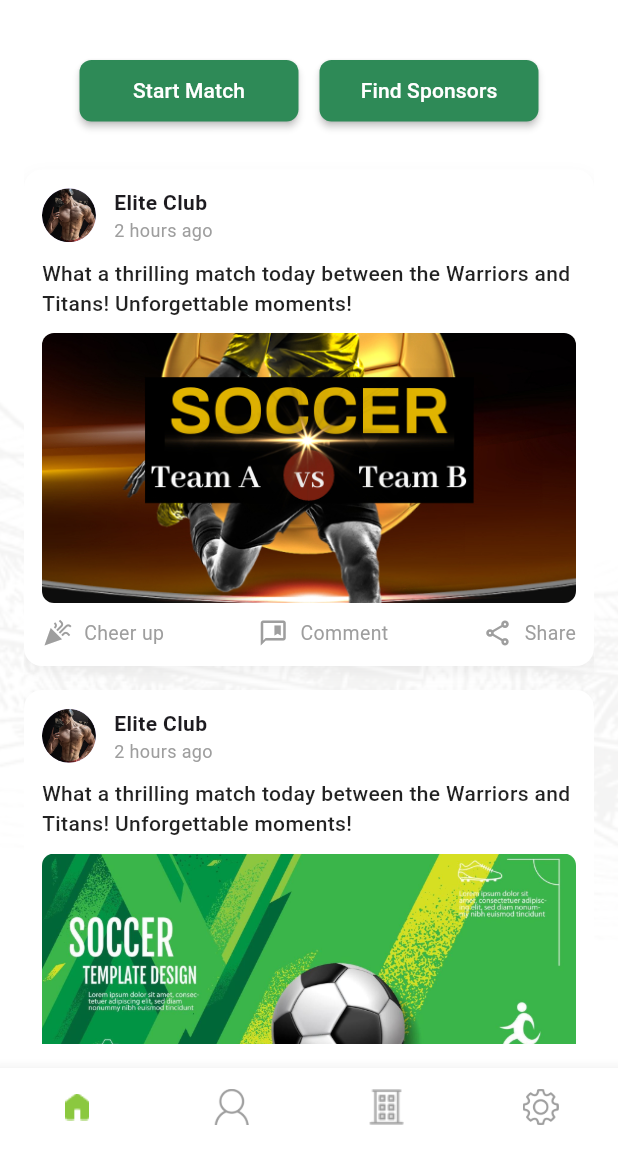
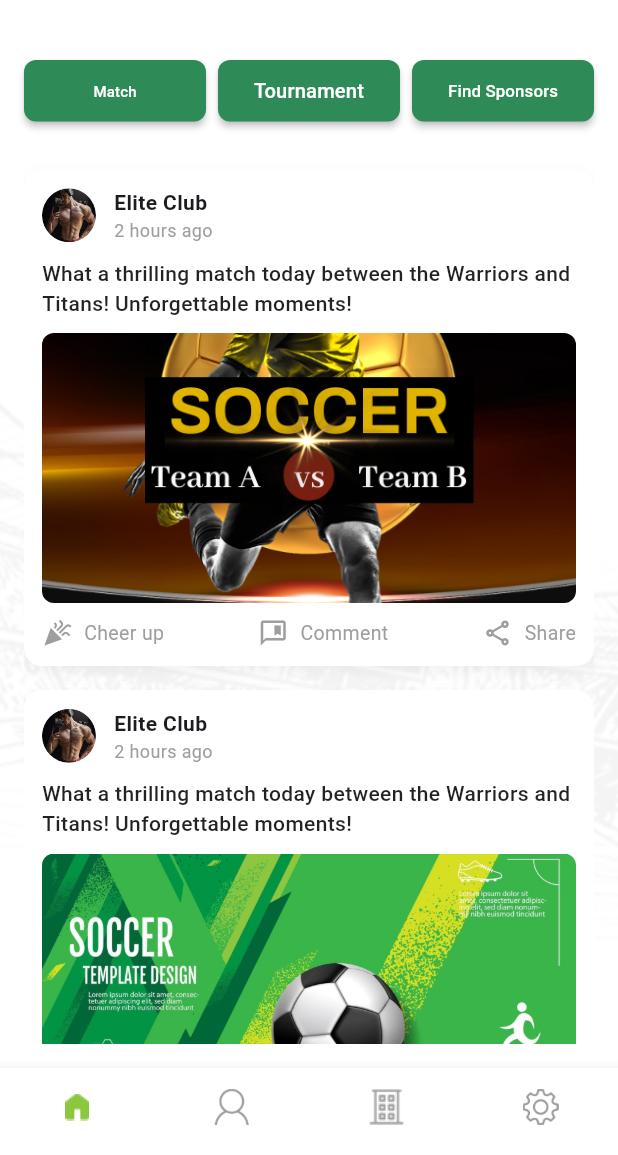
Before and after one commit to hirarajpoot/sports, a Flutter app: the HomeScreen screen opened by its route, on a phone screen of 412 x 824 dp, the part 81-1236 px from its top. Run offline on Flutter 3.47's test engine with Material 3 defaults, Android fonts, the phone set to English and light mode, and no system bars; our stand-ins replace get, image_picker, share_plus; Roboto replaces fonts that are missing (Inter).

Commit message:
sports app

```diff
--- a/lib/AppUi/AppScreens/HomeScreen-Widgets/Widgets/action_buttons.dart
+++ b/lib/AppUi/AppScreens/HomeScreen-Widgets/Widgets/action_buttons.dart
@@ -1,39 +1,45 @@
 import 'package:flutter/material.dart';
+import 'package:get/get.dart';
 
 class ActionButtons extends StatelessWidget {
   const ActionButtons({super.key});
 
   @override
   Widget build(BuildContext context) {
-    return Center(
-      child: Row(
-        mainAxisAlignment: MainAxisAlignment.center,
+    return Row(
       children: [
-          _homeButton('Start Match'),
-          const SizedBox(width: 14),
-          _homeButton('Find Sponsors'),
+        _homeButton('Match', () {}, isMatch: true),
+        const SizedBox(width: 8),
+        _homeButton('Tournament', () => Get.toNamed('/tournament-screen')),
+        const SizedBox(width: 8),
+        _homeButton('Find Sponsors', () {}),
       ],
-      ),
     );
   }
 
-  Widget _homeButton(String title) {
-    return SizedBox(
-      width: 146,
+  Widget _homeButton(String title, VoidCallback onTap, {bool isMatch = false}) {
+    return Expanded(
+      child: SizedBox(
         height: 41,
         child: ElevatedButton(
-        onPressed: () {},
+          onPressed: onTap,
           style: ElevatedButton.styleFrom(
             backgroundColor: const Color(0xFF2E8A57),
-          shape: RoundedRectangleBorder(borderRadius: BorderRadius.circular(8)),
+            shape: RoundedRectangleBorder(
+              borderRadius: BorderRadius.circular(8),
+            ),
             elevation: 2,
           ),
+          child: FittedBox(
+            fit: BoxFit.scaleDown,
             child: Text(
               title,
-          style: const TextStyle(
+              style: TextStyle(
+                fontSize: isMatch ? 10 : 14,
+                fontWeight: FontWeight.w500,
                 color: Colors.white,
-            fontWeight: FontWeight.w500,
-            fontSize: 14,
+              ),
+            ),
           ),
         ),
       ),
--- a/lib/AppUi/AppScreens/HomeScreen-Widgets/Widgets/bottom_nav_bar.dart
+++ b/lib/AppUi/AppScreens/HomeScreen-Widgets/Widgets/bottom_nav_bar.dart
@@ -13,7 +13,22 @@ class BottomNavBar extends StatelessWidget {
       () => BottomNavigationBar(
         backgroundColor: Colors.white,
         currentIndex: controller.currentIndex.value,
-        onTap: controller.changeTab,
+        onTap: (index) {
+          controller.currentIndex.value = index;
+
+          switch (index) {
+            case 1:
+              Get.toNamed('/stats');
+              break;
+            case 2:
+              Get.toNamed('/clubs-screen');
+              break;
+            case 3:
+              Get.toNamed('/challenge-screen');
+              break;
+            // No navigation on index 0 (Home)
+          }
+        },
         type: BottomNavigationBarType.fixed,
         selectedItemColor: const Color(0xFF8BC83F),
         unselectedItemColor: Colors.grey,
@@ -26,15 +41,15 @@ class BottomNavBar extends StatelessWidget {
           ),
           BottomNavigationBarItem(
             icon: _buildIcon('assets/icons/per.png', 1, controller),
-            label: 'Tab2',
+            label: 'Stats',
           ),
           BottomNavigationBarItem(
             icon: _buildIcon('assets/icons/dor.png', 2, controller),
-            label: 'Tab3',
+            label: 'Clubs',
           ),
           BottomNavigationBarItem(
             icon: _buildIcon('assets/icons/se.png', 3, controller),
-            label: 'Tab4',
+            label: 'Challenge',
           ),
         ],
       ),
--- a/lib/AppUi/AppScreens/TournamentsScreen/widgets/match_card.dart
+++ b/lib/AppUi/AppScreens/TournamentsScreen/widgets/match_card.dart
@@ -17,9 +17,9 @@ class MatchCard extends StatelessWidget {
     final isUpcoming = match.label == 'UPCOMING';
 
     return GestureDetector(
-      onTap: isUpcoming
-          ? () => controller.navigateToChallengeScreen(match)
-          : null,
+      // onTap: isUpcoming
+          // ? () => controller.navigateToChallengeScreen(match)
+          // : null,
       child: Container(
         width: double.infinity,
         margin: EdgeInsets.only(bottom: scale(16)),
--- a/lib/AppUi/AppScreens/authScreens/CompleteProfileScreen-Widgets/Widgets/profile_header.dart
+++ b/lib/AppUi/AppScreens/authScreens/CompleteProfileScreen-Widgets/Widgets/profile_header.dart
@@ -59,7 +59,6 @@ class ProfileHeader extends StatelessWidget {
           const SizedBox(height: 10),
           TextButton(
             onPressed: () {
-              // TODO: Add edit image functionality
             },
             child: const Text(
               "Edit",
--- a/lib/AppUi/Controllers/auth-controllers/add_players_controller.dart
+++ b/lib/AppUi/Controllers/auth-controllers/add_players_controller.dart
@@ -4,7 +4,7 @@ class AddPlayersController extends GetxController {
   void goBack() => Get.back();
 
   void navigateToPhoneInput() {
-    Get.toNamed('/match-start');
+    Get.toNamed('/tournament-preview');
   }
 
   void navigateToContacts() {
--- a/lib/AppUi/Controllers/auth-controllers/club_creation_controller.dart
+++ b/lib/AppUi/Controllers/auth-controllers/club_creation_controller.dart
@@ -1,4 +1,3 @@
-import 'dart:io';
 import 'package:get/get.dart';
 import 'package:image_picker/image_picker.dart';
 import '../../Models/club_model.dart';
@@ -19,7 +18,6 @@ class ClubCreationController extends GetxController {
     imagePath.value = '';
   }
 
-  /// Picks image from gallery
   Future<void> pickImage() async {
     final ImagePicker picker = ImagePicker();
     final XFile? image = await picker.pickImage(source: ImageSource.gallery);
@@ -27,8 +25,6 @@ class ClubCreationController extends GetxController {
       imagePath.value = image.path;
     }
   }
-
-  /// Creates a new club with fallback values if fields are empty
   void createClub() {
     final name = clubName.value.trim().isEmpty
         ? 'Unnamed Club'
--- a/lib/AppUi/Controllers/auth-controllers/match_summary_controller.dart
+++ b/lib/AppUi/Controllers/auth-controllers/match_summary_controller.dart
@@ -21,7 +21,7 @@ class MatchSummaryController extends GetxController {
     },
   ].obs;
 
-  void navigateToNextScreen() {
-    Get.toNamed('/leaderboard');
-  }
+  // void navigateToNextScreen() {
+  //   Get.toNamed('/leaderboard');
+  // }
 }
--- a/lib/AppUi/Controllers/auth-controllers/team_selection_controller.dart
+++ b/lib/AppUi/Controllers/auth-controllers/team_selection_controller.dart
@@ -4,6 +4,6 @@ class TeamSelectionController extends GetxController {
   RxBool isClubSelected = true.obs;
 
   void goToNextScreen() {
-    Get.toNamed('/add-players');
+    Get.toNamed('/match-start');
   }
 }
```
Also changed, not shown: lib/AppUi/AppScreens/CreateTournamentScreen/widgets/number_of_teams_field.dart (+12 -8 lines), lib/AppUi/AppScreens/CreateTournamentScreen/widgets/select_teams_container.dart (+17 -26 lines), lib/AppUi/AppScreens/CreateTournamentScreen/widgets/start_button.dart (+17 -1 lines), lib/AppUi/AppScreens/MatchSummaryWidgets/goal_scorer_card.dart (+4 -4 lines), lib/AppUi/AppScreens/tournament_preview_screen.dart (+6 -3 lines), lib/AppUi/Controllers/auth-controllers/create_tournament_controller.dart (+13 -14 lines), lib/AppUi/Controllers/auth-controllers/tournament_preview_controller.dart (+8 -7 lines), lib/AppUi/Controllers/auth-controllers/tournaments_controller.dart (+4 -3 lines). Lines whose indentation alone changed are shown as unchanged.
